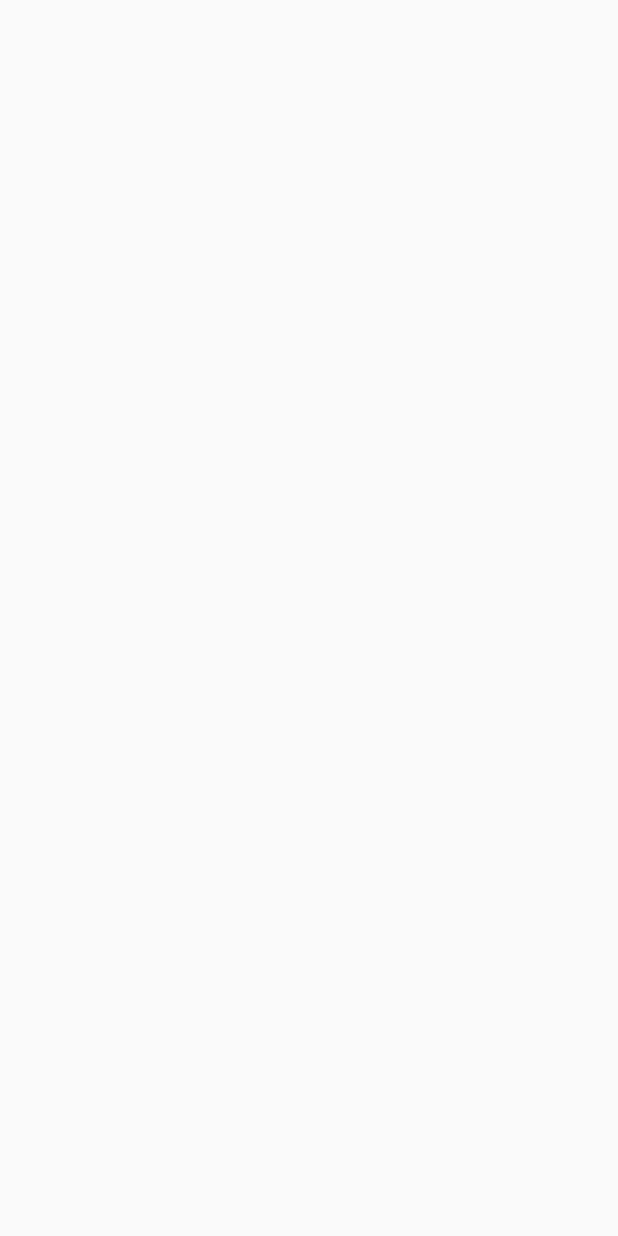
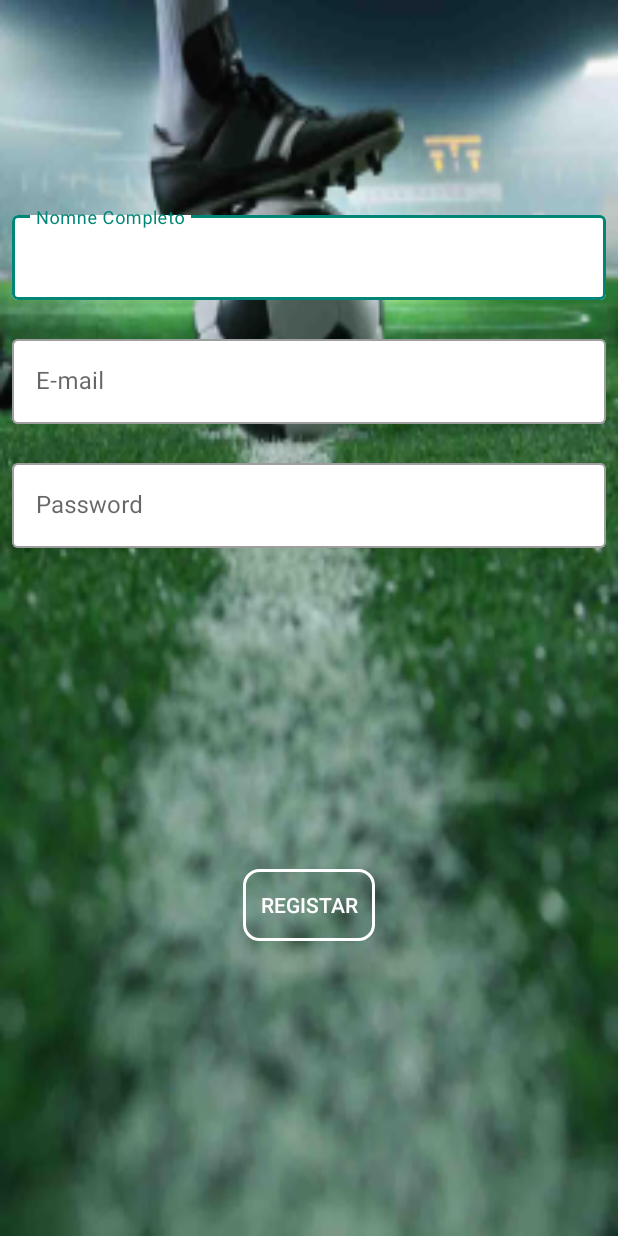
Before and after one commit to jbugalho/footdream, an Android app: the TreinadorRegister screen opened directly, with no data from a screen before it, on a phone screen of 412 x 824 dp. Before the commit the screen is empty. Run offline under Robolectric (Android 15) with nearby library versions, the phone set to English and light mode, and no system bars.

Commit message:
registo treinador finalizado, com loading funcional

```diff
--- a/footdream/app/src/main/java/com/bugalho/footdream/RegisterActivities/ClubeRegister.java
+++ b/footdream/app/src/main/java/com/bugalho/footdream/RegisterActivities/ClubeRegister.java
@@ -41,16 +41,16 @@ public class ClubeRegister extends AppCompatActivity {
         password =  findViewById(R.id.passwordInsert);
         loadingDialog = new LoadingDialog(this);
 
+
         inserir.setOnClickListener(new View.OnClickListener() {
             @Override
             public void onClick(View view) {
                 loadingDialog.startLoadingAnimation();
-
                 DatabaseBuilder verificarEmail = new DatabaseBuilder(QueryMode.READ,"SELECT * FROM Clubes WHERE email='" + emailInsert.getText() + "'");
-
                 verificarEmail.execute(new OnDatabaseBuilderQueryExecuteListener() {
                         @Override
                         public void OnGetResultHandler(Object rs) {
+
                             Log.d("verificaremial", "OnGetResultHandler: Verificar email");
                             ResultSet resultSet = (ResultSet) rs;
 
@@ -77,6 +77,7 @@ public class ClubeRegister extends AppCompatActivity {
                             verificarNome.execute(new OnDatabaseBuilderQueryExecuteListener() {
                                 @Override
                                 public void OnGetResultHandler(Object rs) {
+
                                     ResultSet resultSet = (ResultSet) rs;
 
                                     while(true) {
@@ -86,6 +87,7 @@ public class ClubeRegister extends AppCompatActivity {
                                                 Log.d("Já existe", "Já existe nome do clube");
 
                                                 errorNome = true;
+
                                                 break;
 
                                             } else {
@@ -97,23 +99,16 @@ public class ClubeRegister extends AppCompatActivity {
                                         }
 
                                     }
-                                    if (!errorEmail && !errorNome) insertNewClub();
+                                    if (!errorEmail && !errorNome)
+                                        insertNewClub();
+                                    else loadingDialog.dismissDialog();
 
                                 }
                             });
 
                         }
+
                     });
-
-                /*
-
-                if (!error) {
-
-
-
-                }*/
-
-                loadingDialog.dismissDialog();
             }
         });
     }
--- a/footdream/app/src/main/res/layout/activity_treinador_register.xml
+++ b/footdream/app/src/main/res/layout/activity_treinador_register.xml
@@ -4,6 +4,84 @@
     xmlns:tools="http://schemas.android.com/tools"
     android:layout_width="match_parent"
     android:layout_height="match_parent"
-    tools:context=".RegisterActivities.TreinadorRegister">
+    android:background="@mipmap/background">
+
+    <LinearLayout
+        android:layout_width="match_parent"
+        android:layout_height="wrap_content"
+        android:layout_marginStart="8dp"
+        android:layout_marginEnd="8dp"
+        android:layout_marginBottom="300dp"
+        android:orientation="vertical"
+        app:layout_constraintBottom_toBottomOf="parent"
+        app:layout_constraintEnd_toStartOf="@+id/buttonInsert"
+        app:layout_constraintStart_toStartOf="parent"
+        app:layout_constraintTop_toTopOf="parent">
+
+        <com.google.android.material.textfield.TextInputLayout
+            android:id="@+id/LayoutNomeTreinador"
+            style="@style/Widget.MaterialComponents.TextInputLayout.OutlinedBox"
+            android:layout_width="match_parent"
+            android:layout_height="wrap_content"
+            android:hint="Nomne Completo"
+            android:visibility="visible"
+            app:boxBackgroundColor="#FFFF"
+            app:errorEnabled="true">
+
+            <com.google.android.material.textfield.TextInputEditText
+                android:id="@+id/nomeTreinador"
+                android:layout_width="match_parent"
+                android:layout_height="wrap_content"
+                android:textSize="16sp" />
+        </com.google.android.material.textfield.TextInputLayout>
+
+        <com.google.android.material.textfield.TextInputLayout
+            android:id="@+id/LayoutEmail"
+            style="@style/Widget.MaterialComponents.TextInputLayout.OutlinedBox"
+            android:layout_width="match_parent"
+            android:layout_height="wrap_content"
+            android:hint="E-mail"
+            app:boxBackgroundColor="#FFFF"
+            app:errorEnabled="true">
+
+            <com.google.android.material.textfield.TextInputEditText
+                android:id="@+id/emailInsert"
+                android:layout_width="match_parent"
+                android:layout_height="wrap_content"
+                android:inputType="textEmailAddress"
+                android:textSize="16sp" />
+        </com.google.android.material.textfield.TextInputLayout>
+
+        <com.google.android.material.textfield.TextInputLayout
+            android:id="@+id/LayoutPassword"
+            style="@style/Widget.MaterialComponents.TextInputLayout.OutlinedBox"
+            android:layout_width="match_parent"
+            android:layout_height="wrap_content"
+            android:hint="Password"
+            app:boxBackgroundColor="#FFFF"
+            app:errorEnabled="true">
+
+            <com.google.android.material.textfield.TextInputEditText
+                android:id="@+id/passwordInsert"
+                android:layout_width="match_parent"
+                android:layout_height="wrap_content"
+                android:inputType="textPassword"
+                android:textSize="16sp" />
+        </com.google.android.material.textfield.TextInputLayout>
+    </LinearLayout>
+
+    <Button
+        android:id="@+id/buttonInsert"
+        android:layout_width="wrap_content"
+        android:layout_height="wrap_content"
+        android:layout_marginTop="20dp"
+        android:background="@drawable/bg_button_white"
+        android:text="Registar"
+        android:textColor="#ffffff"
+        app:layout_constraintBottom_toBottomOf="parent"
+        app:layout_constraintEnd_toEndOf="parent"
+        app:layout_constraintStart_toStartOf="parent"
+        app:layout_constraintTop_toTopOf="parent"
+        app:layout_constraintVertical_bias="0.74" />
 
 </androidx.constraintlayout.widget.ConstraintLayout>
```
